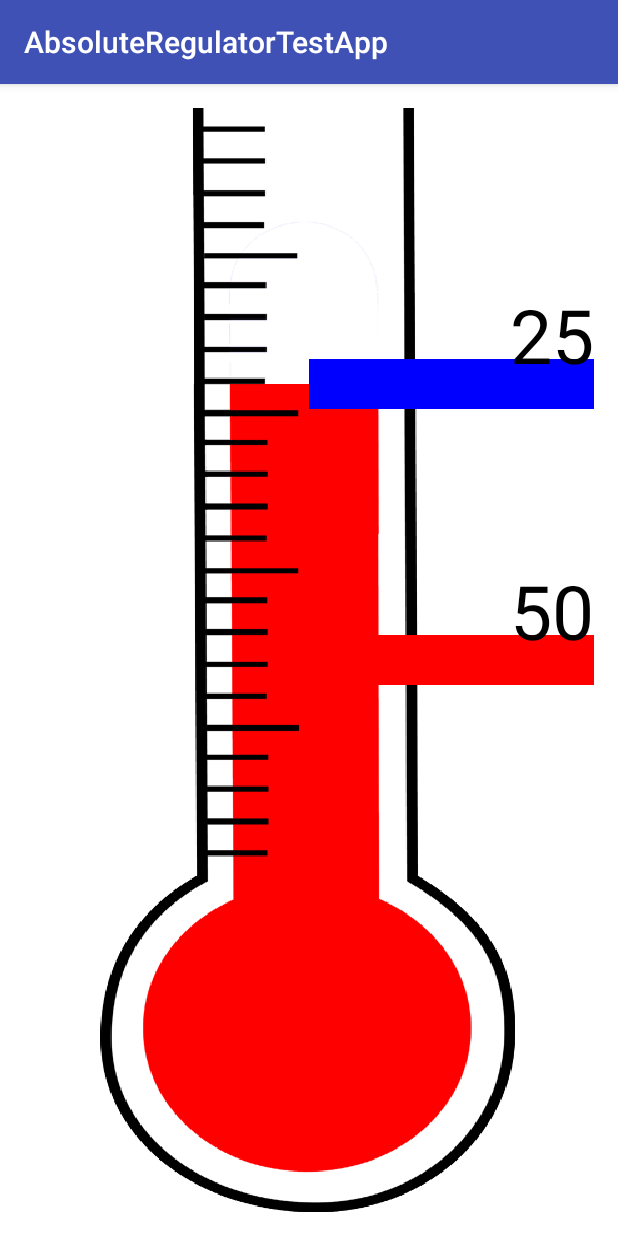
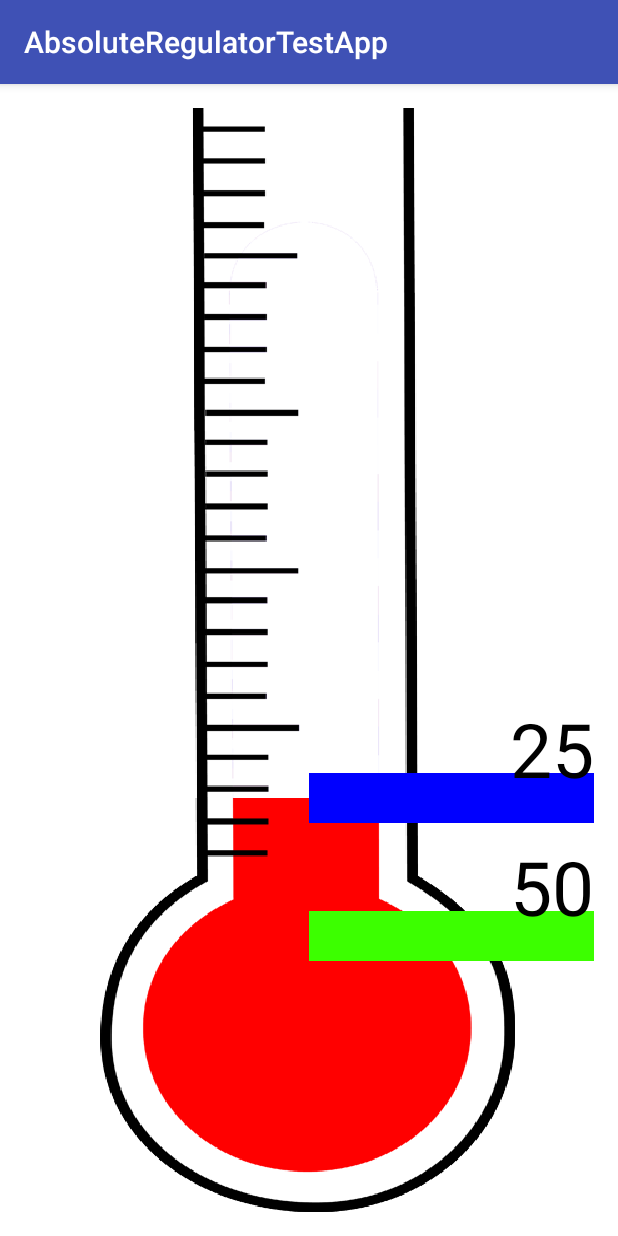
Before and after one commit to fRandOmizer/DISII-Project, an Android app: the screen it shows after launch (MainActivity), on a phone screen of 412 x 824 dp. Run offline under Robolectric (Android 15) with nearby library versions, the phone set to English and light mode, and no system bars.

Commit message:
AbsoluteRegulatorView: Published attributes

```diff
--- a/src/AbsoluteRegulatorTestApp/app/src/main/java/com/distopia/absoluteregulatortestapp/AbsoluteRegulatorView.java
+++ b/src/AbsoluteRegulatorTestApp/app/src/main/java/com/distopia/absoluteregulatortestapp/AbsoluteRegulatorView.java
@@ -22,8 +22,6 @@ import android.view.View;
  * TODO: document your custom view class.
  * TODO: draw current and target values (improve)
  * TODO: add vibration feedback
- * TODO: add view attributes
- * TODO: delete default stuff
  */
 public class AbsoluteRegulatorView extends View {
     // default stuff
@@ -42,9 +40,15 @@ public class AbsoluteRegulatorView extends View {
     // regulator specific attributes
 
     // image views which are displayed next to each other
+    private int minImgId;
+    private int maxImgId;
+
     private BitmapDrawable imageMin;
     private BitmapDrawable imageMax;
     private LayerDrawable layer;
+
+    private int currentValueColor;
+    private int targetValueColor;
 
     // regulator values
     private float minValue = 0;
@@ -72,12 +76,24 @@ public class AbsoluteRegulatorView extends View {
         final TypedArray a = getContext().obtainStyledAttributes(
                 attrs, R.styleable.AbsoluteRegulatorView, defStyle, 0);
 
-        // TODO: remove
-        /*if (a.hasValue(R.styleable.AbsoluteRegulatorView_exampleDrawable)) {
-            mExampleDrawable = a.getDrawable(
-                    R.styleable.AbsoluteRegulatorView_exampleDrawable);
-            mExampleDrawable.setCallback(this);
-        }*/
+        if (a.hasValue((R.styleable.AbsoluteRegulatorView_minValue))) {
+            setMinValue(a.getFloat(R.styleable.AbsoluteRegulatorView_minValue, 0));
+        }
+        if (a.hasValue((R.styleable.AbsoluteRegulatorView_maxValue))) {
+            setMaxValue(a.getFloat(R.styleable.AbsoluteRegulatorView_maxValue, 100));
+        }
+        if (a.hasValue(R.styleable.AbsoluteRegulatorView_minImage)) {
+            minImgId = a.getResourceId(R.styleable.AbsoluteRegulatorView_minImage, 0);
+        }
+        if (a.hasValue(R.styleable.AbsoluteRegulatorView_maxImage)) {
+            maxImgId = a.getResourceId(R.styleable.AbsoluteRegulatorView_maxImage, 0);
+        }
+        if (a.hasValue(R.styleable.AbsoluteRegulatorView_currentValueColor)) {
+            currentValueColor = a.getColor(R.styleable.AbsoluteRegulatorView_currentValueColor, 0);
+        }
+        if (a.hasValue(R.styleable.AbsoluteRegulatorView_targetValueColor)) {
+            targetValueColor = a.getColor(R.styleable.AbsoluteRegulatorView_targetValueColor, 0);
+        }
 
         a.recycle();
 
@@ -88,11 +104,11 @@ public class AbsoluteRegulatorView extends View {
 
         // paint objects for value indicator lines
         targetPaint = new Paint();
-        targetPaint.setColor(Color.RED);
+        targetPaint.setColor(targetValueColor);
         targetPaint.setStrokeWidth(50);
 
         currentPaint = new Paint();
-        currentPaint.setColor(Color.BLUE);
+        currentPaint.setColor(currentValueColor);
         currentPaint.setStrokeWidth(50);
 
         // add images
@@ -126,26 +142,26 @@ public class AbsoluteRegulatorView extends View {
     protected void onDraw(Canvas canvas) {
         super.onDraw(canvas);
 
-        if ((width != getWidth()) && (height != getHeight()) ) {
+        if ((width != getWidth()) && (height != getHeight())) {
             width = getWidth();
             height = getHeight();
             resizeImages(width, height);
         }
 
         // draw images
-        Rect bounds = new Rect(0,0,width,height);
+        Rect bounds = new Rect(0, 0, width, height);
         layer.setBounds(bounds);
         imageMin.setBounds(bounds);
-        bounds.set(0, Math.round(height*currentValue/maxValue), width, height);
+        bounds.set(0, Math.round(height * normalizeValue(currentValue)), width, height);
         imageMax.setBounds(bounds);
         layer.getDrawable(1).setBounds(bounds);
         layer.draw(canvas);
 
         // draw lines
-        canvas.drawLine(width/2,height*currentValue/maxValue,width,height*currentValue/maxValue,currentPaint);
-        canvas.drawText(Float.toString(currentValue), width - mTextWidth, height*currentValue/maxValue-mTextHeight, mTextPaint);
-        canvas.drawLine(width/2,height*targetValue/maxValue,width,height*targetValue/maxValue,targetPaint);
-        canvas.drawText(Float.toString(targetValue), width - mTextWidth, height*targetValue/maxValue-mTextHeight, mTextPaint);
+        canvas.drawLine(width / 2, height * normalizeValue(currentValue), width, height * normalizeValue(currentValue), currentPaint);
+        canvas.drawText(Float.toString(currentValue), width - mTextWidth, height * normalizeValue(currentValue) - mTextHeight, mTextPaint);
+        canvas.drawLine(width / 2, height * normalizeValue(targetValue), width, height *normalizeValue(targetValue), targetPaint);
+        canvas.drawText(Float.toString(targetValue), width - mTextWidth, height * normalizeValue(targetValue) - mTextHeight, mTextPaint);
     }
 
     // getter and setter
@@ -199,7 +215,7 @@ public class AbsoluteRegulatorView extends View {
         // get vertical pos
         float y = e.getY();
         // linear transform to target value
-        float value = (y) / (getHeight()) * (maxValue - minValue) + minValue;
+        float value = mapToRange(y, 0, height, minValue, maxValue);
         // set slider value
         this.setTargetValue(value);
         return true;
@@ -212,14 +228,21 @@ public class AbsoluteRegulatorView extends View {
         resizeImages(w, h);
     }
 
-    private void resizeImages(int w, int h)
-    {
+    private void resizeImages(int w, int h) {
         // create new images
-        Bitmap bmMin = BitmapFactory.decodeResource(getResources(), R.drawable.thermometer_min);
-        Bitmap bmMax = BitmapFactory.decodeResource(getResources(), R.drawable.thermometer_max);
+        Bitmap bmMin = BitmapFactory.decodeResource(getResources(), minImgId);
+        Bitmap bmMax = BitmapFactory.decodeResource(getResources(), maxImgId);
         imageMin = new BitmapDrawable(getResources(), Bitmap.createScaledBitmap(bmMin, w, h, false));
         imageMin.setGravity(Gravity.BOTTOM);
         imageMax = new BitmapDrawable(getResources(), Bitmap.createScaledBitmap(bmMax, w, h, false));
         imageMax.setGravity(Gravity.BOTTOM);
     }
+
+    private float normalizeValue(float value) {
+        return mapToRange(value, getMinValue(), getMaxValue(), 0, 1);
+    }
+
+    private float mapToRange(float value, float inMin, float inMax, float outMin, float outMax) {
+        return outMin + ((outMax - outMin) / (inMax - inMin)) * (value - inMin);
+    }
 }
--- a/src/AbsoluteRegulatorTestApp/app/src/main/res/layout/activity_main.xml
+++ b/src/AbsoluteRegulatorTestApp/app/src/main/res/layout/activity_main.xml
@@ -3,6 +3,7 @@
     xmlns:tools="http://schemas.android.com/tools"
     android:layout_width="match_parent"
     android:layout_height="match_parent"
+    xmlns:app="http://schemas.android.com/apk/res-auto"
     android:paddingBottom="@dimen/activity_vertical_margin"
     android:paddingLeft="@dimen/activity_horizontal_margin"
     android:paddingRight="@dimen/activity_horizontal_margin"
@@ -12,6 +13,12 @@
 
     <com.distopia.absoluteregulatortestapp.AbsoluteRegulatorView
         android:layout_width="match_parent"
-        android:layout_height="match_parent" />
+        android:layout_height="match_parent"
+        app:minValue="-100"
+        app:maxValue="100"
+        app:currentValueColor="#0000ff"
+        app:targetValueColor="#3cff00"
+        app:minImage="@drawable/thermometer_min"
+        app:maxImage="@drawable/thermometer_max" />
 
 </FrameLayout>
```
Also changed, not shown: src/AbsoluteRegulatorTestApp/app/src/main/res/layout/sample_absolute_regulator_view.xml (+6 -4 lines), src/AbsoluteRegulatorTestApp/app/src/main/res/values/attrs_absolute_regulator_view.xml (+6 -4 lines).
